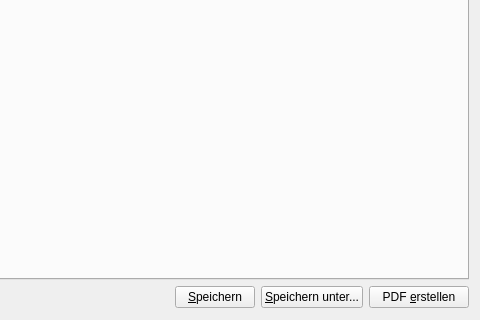
The window that designer/CharakterMain.ui (Aeolitus/Sephrasto) describes before a commit, drawn with Qt 5; both pictures show x 649 to 1129 and y 583 to 903 of the 1129 by 903 pixel window.
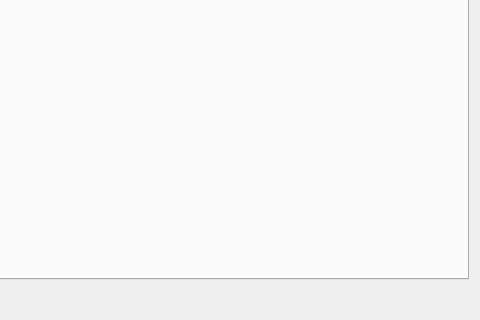
The same window after the commit.

Commit message: - Properly implement richtext button sizes - Add icons to character editor buttons and make save as a sub-option of the save button

Patch:
```diff
--- a/designer/CharakterMain.ui
+++ b/designer/CharakterMain.ui
@@ -220,51 +220,6 @@
        </property>
       </spacer>
      </item>
-     <item>
-      <widget class="QPushButton" name="buttonQuicksave">
-       <property name="minimumSize">
-        <size>
-         <width>75</width>
-         <height>0</height>
-        </size>
-       </property>
-       <property name="text">
-        <string>&amp;Speichern</string>
-       </property>
-      </widget>
-     </item>
-     <item>
-      <widget class="QPushButton" name="buttonSave">
-       <property name="minimumSize">
-        <size>
-         <width>75</width>
-         <height>0</height>
-        </size>
-       </property>
-       <property name="text">
-        <string>&amp;Speichern unter...</string>
-       </property>
-      </widget>
-     </item>
-     <item>
-      <widget class="QPushButton" name="buttonSavePDF">
-       <property name="minimumSize">
-        <size>
-         <width>100</width>
-         <height>0</height>
-        </size>
-       </property>
-       <property name="maximumSize">
-        <size>
-         <width>16777214</width>
-         <height>16777215</height>
-        </size>
-       </property>
-       <property name="text">
-        <string>PDF &amp;erstellen</string>
-       </property>
-      </widget>
-     </item>
     </layout>
    </item>
   </layout>
```
Left out of the diff: 6 changed lines with no effect on the pictures. The commit also changes 4 other files.
